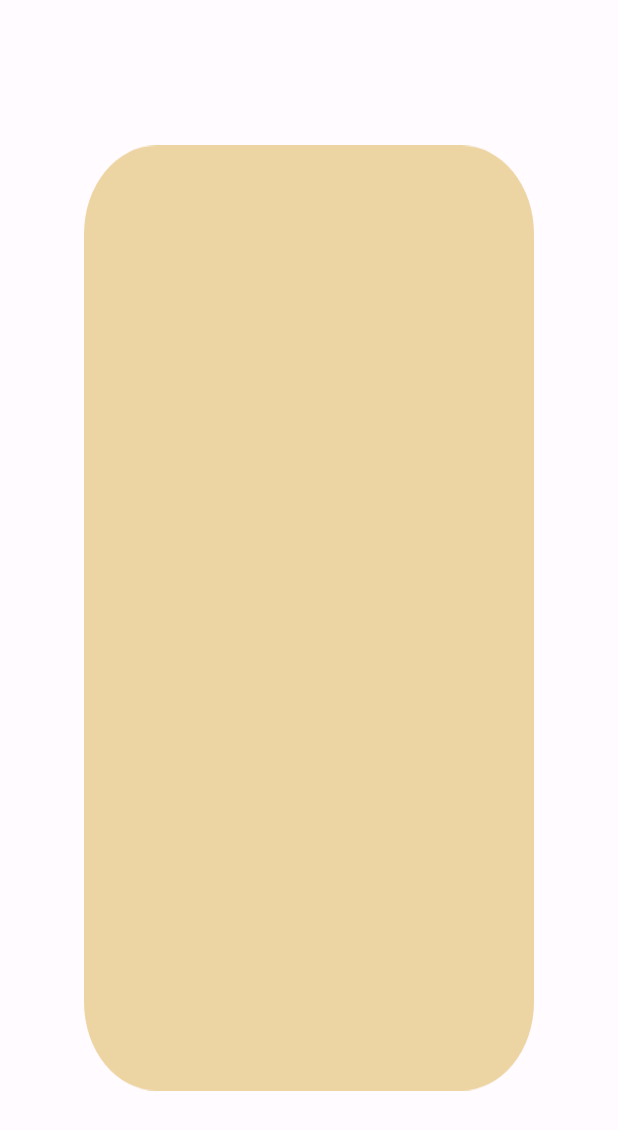
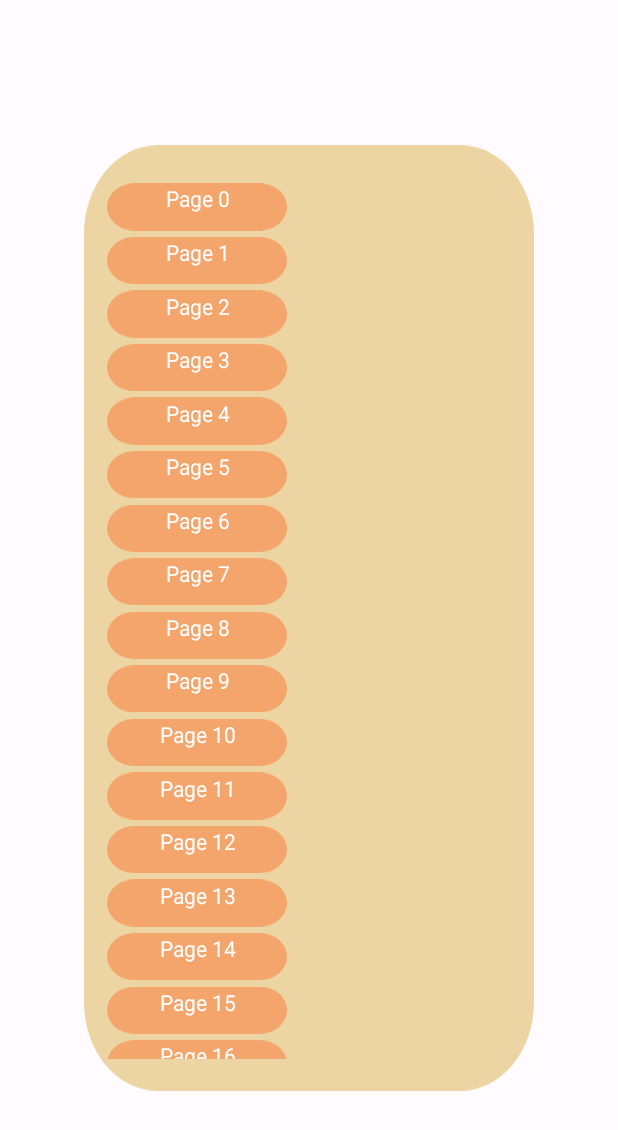
Before and after one commit to duckupus/studylah, an Android app: the FirstFragment screen opened directly, with no data from a screen before it, on a phone screen of 412 x 824 dp. Shown: the top 1130 px of the screen. Run offline under Robolectric (Android 15) with nearby library versions, the phone set to English and light mode, and no system bars; our stand-ins replace navigation-ui; 1 statement that could not run was skipped.

Commit message:
proof of concept done!

```diff
--- /dev/null
+++ b/app/src/main/java/com/sp/studylah/carousel_fragments/first_fragment/CarouselDateAdapter.java
@@ -0,0 +1,50 @@
+package com.sp.studylah.carousel_fragments.first_fragment;
+
+import android.view.LayoutInflater;
+import android.view.View;
+import android.view.ViewGroup;
+import android.widget.TextView;
+
+import androidx.annotation.NonNull;
+import androidx.recyclerview.widget.RecyclerView;
+
+import com.sp.studylah.R;
+
+public class CarouselDateAdapter extends RecyclerView.Adapter<CarouselDateAdapter.ViewHolder>{
+
+    @NonNull
+    @Override
+    public CarouselDateAdapter.ViewHolder onCreateViewHolder(@NonNull ViewGroup parent, int viewType) {
+        View view = LayoutInflater.from(parent.getContext()).inflate(R.layout.carousel_date, parent, false);
+        return new CarouselDateAdapter.ViewHolder(view);
+    }
+
+    public interface CarouselDateAdapterItemClickListener {
+        void onItemClicked(int position);
+    }
+
+    public final int width = 330;
+    public final int height = 83;
+    @Override
+    public void onBindViewHolder(@NonNull CarouselDateAdapter.ViewHolder holder, int position) {
+        ViewGroup.LayoutParams params = holder.textView.getLayoutParams();
+        holder.textView.setLayoutParams(params); //resets back to original size when recycled.
+        holder.textView.setText("Page " + position + "\n");
+    }
+
+    @Override
+    public int getItemCount() {
+        return Integer.MAX_VALUE;
+    }
+
+
+
+    public class ViewHolder extends RecyclerView.ViewHolder {
+        public TextView textView;
+        public ViewHolder(@NonNull View itemView) {
+            super(itemView);
+            textView = itemView.findViewById(R.id.textview_date_carousel);
+        }
+    }
+
+}
--- a/app/src/main/java/com/sp/studylah/carousel_fragments/first_fragment/FirstFragment.java
+++ b/app/src/main/java/com/sp/studylah/carousel_fragments/first_fragment/FirstFragment.java
@@ -9,15 +9,20 @@ import android.view.ViewGroup;
 import androidx.annotation.NonNull;
 import androidx.constraintlayout.widget.ConstraintLayout;
 import androidx.fragment.app.Fragment;
+import androidx.recyclerview.widget.RecyclerView;
 
 import com.sp.studylah.R;
+import com.sp.studylah.RecyclerItemClickListener;
 import com.sp.studylah.databinding.FragmentFirstBinding;
 import com.sp.studylah.view1;
+
+import java.util.Objects;
 
 public class FirstFragment extends Fragment {
 
     private FragmentFirstBinding binding;
     private ConstraintLayout layout;
+    private RecyclerView recyclerView;
 
     @Override
     public View onCreateView(
@@ -40,7 +45,47 @@ public class FirstFragment extends Fragment {
                 startActivity(intent);
             }
         });
+        recyclerView = view.findViewById(R.id.recycler_view_carousel_first_fragment);
+        CarouselDateAdapter adapter = new CarouselDateAdapter();
+        recyclerView.setAdapter(adapter);
+        recyclerView.setRecyclerListener(new RecyclerView.RecyclerListener() {
+            @Override
+            public void onViewRecycled(@NonNull RecyclerView.ViewHolder holder) {
+                ViewGroup.LayoutParams params = ((CarouselDateAdapter.ViewHolder) holder).textView.getLayoutParams();
+                params.height = adapter.height;
+                params.width = adapter.width;
+                ((CarouselDateAdapter.ViewHolder) holder).textView.setLayoutParams(params); //resets back to original size when recycled.
+            }
+        });
+        RecyclerView.LayoutManager layoutManager = recyclerView.getLayoutManager();
+        int count = layoutManager.getChildCount();
+        recyclerView.addOnItemTouchListener(new RecyclerItemClickListener(getContext(), recyclerView, new RecyclerItemClickListener.OnItemClickListener() {
+            @Override
+            public void onItemClick(View view, int position) {
+                CarouselDateAdapter.ViewHolder viewholder = (CarouselDateAdapter.ViewHolder) recyclerView.findViewHolderForAdapterPosition(position);
+                viewholder.textView.setText("CLICKED! " + position);
+                ViewGroup.LayoutParams params = ((CarouselDateAdapter.ViewHolder) Objects.requireNonNull(recyclerView.findViewHolderForAdapterPosition(position))).textView.getLayoutParams();
+                params.height = (int) (adapter.height * 1.2);
+                params.width = (int) (adapter.width * 1.2);
+                ((CarouselDateAdapter.ViewHolder) Objects.requireNonNull(recyclerView.findViewHolderForAdapterPosition(position))).textView.setLayoutParams(params);
+                for(int i = position - recyclerView.getChildCount(); i < position + recyclerView.getChildCount(); i++) {
+                    if(recyclerView.findViewHolderForAdapterPosition(i) == null) { //avoids invalid positions
+                        continue;
+                    }
+                    if(i != position) {
+                        ViewGroup.LayoutParams params2 = ((CarouselDateAdapter.ViewHolder) recyclerView.findViewHolderForAdapterPosition(i)).textView.getLayoutParams();
+                        params2.height = adapter.height;
+                        params2.width = adapter.width;
+                        ((CarouselDateAdapter.ViewHolder) Objects.requireNonNull(recyclerView.findViewHolderForAdapterPosition(i))).textView.setLayoutParams(params2);
+                    }
+                }
+            }
 
+            @Override
+            public void onLongItemClick(View view, int position) {
+
+            }
+        }));
     }
 
     @Override
--- /dev/null
+++ b/app/src/main/res/drawable/rectangle_bar.xml
@@ -0,0 +1,9 @@
+<vector xmlns:android="http://schemas.android.com/apk/res/android"
+    android:width="120dp"
+    android:height="40dp"
+    android:viewportWidth="292"
+    android:viewportHeight="89">
+  <path
+      android:pathData="M44.5,0L247.5,0A44.5,44.5 0,0 1,292 44.5L292,44.5A44.5,44.5 0,0 1,247.5 89L44.5,89A44.5,44.5 0,0 1,0 44.5L0,44.5A44.5,44.5 0,0 1,44.5 0z"
+      android:fillColor="#F4A56C"/>
+</vector>
--- /dev/null
+++ b/app/src/main/res/layout/carousel_date.xml
@@ -0,0 +1,18 @@
+<?xml version="1.0" encoding="utf-8"?>
+<LinearLayout
+    xmlns:android="http://schemas.android.com/apk/res/android"
+    android:layout_width="match_parent"
+    android:layout_height="wrap_content"
+    android:orientation="vertical"
+    android:paddingTop="4dp"
+    >
+        <!-- this will hold a week -->
+        <TextView
+            android:id="@+id/textview_date_carousel"
+            android:animateLayoutChanges="true"
+            android:layout_width="120dp"
+            android:layout_height="30dp"
+            android:background="@drawable/rectangle_bar"
+            android:gravity="center"
+            android:textColor="@color/md_theme_light_onPrimary" />
+</LinearLayout>
--- a/app/src/main/res/layout/fragment_first.xml
+++ b/app/src/main/res/layout/fragment_first.xml
@@ -1,12 +1,18 @@
 <?xml version="1.0" encoding="utf-8"?>
-<androidx.constraintlayout.widget.ConstraintLayout
-    xmlns:android="http://schemas.android.com/apk/res/android"
+<androidx.constraintlayout.widget.ConstraintLayout xmlns:android="http://schemas.android.com/apk/res/android"
     android:layout_width="match_parent"
     android:layout_height="match_parent"
+    xmlns:app="http://schemas.android.com/apk/res-auto"
     android:id="@+id/fragment_first"
     android:background="@drawable/rectangle_border">
     <androidx.recyclerview.widget.RecyclerView
+        android:layout_width="wrap_content"
+        android:paddingTop="20dp"
+        android:paddingLeft="15dp"
+        android:paddingBottom="20dp"
         android:layout_height="match_parent"
-        android:layout_width="match_parent"/>
+        android:id="@+id/recycler_view_carousel_first_fragment"
+        app:layoutManager="androidx.recyclerview.widget.LinearLayoutManager"
+        />
 
 </androidx.constraintlayout.widget.ConstraintLayout>
```
